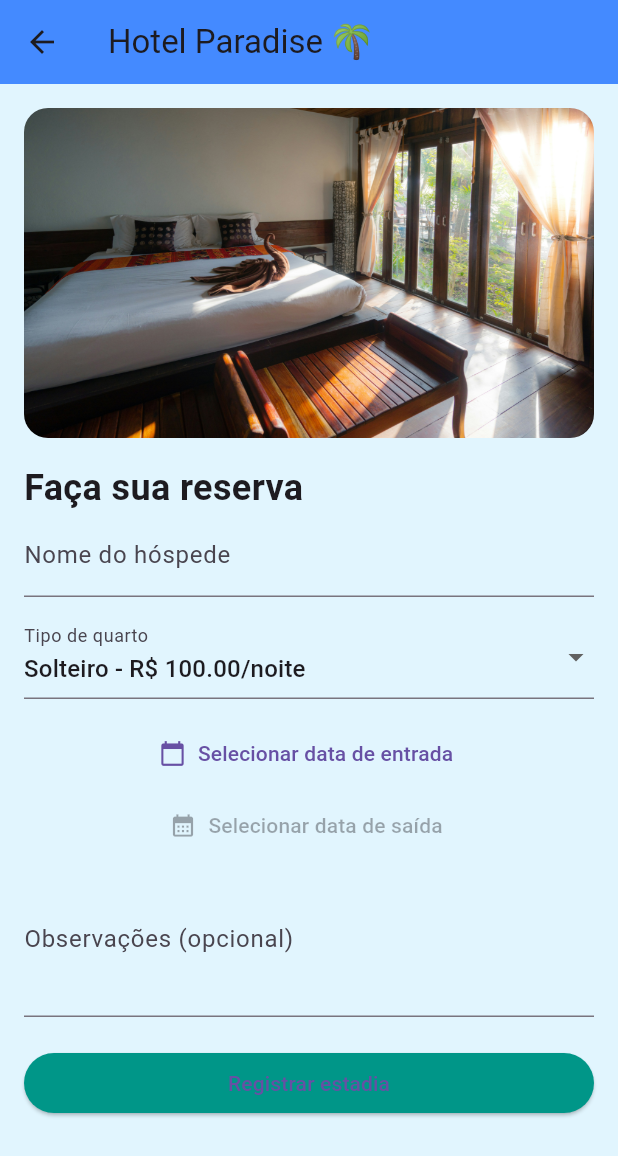
After one commit to CintiaAngelo/Exercicios-Flutter, a Flutter app: the screen it shows after launch, after a tap on "Hotel", on a phone screen of 412 x 824 dp. The commit adds this screen. Shown: the top 1156 px of the screen. Run offline on Flutter 3.47's test engine with Material 3 defaults, Android fonts, the phone set to English and light mode, and no system bars.

Commit message:
Criacao de novos exemplos

```diff
--- a/meu_app/lib/home_page.dart
+++ b/meu_app/lib/home_page.dart
@@ -1,8 +1,12 @@
 // home_page.dart
 import 'package:flutter/material.dart';
 import 'package:meu_app/carrinho.dart';
+import 'package:meu_app/hotel_page.dart';
 import 'contador.dart';
 import 'votacao.dart';
+import 'produto_comprado.dart';
+import 'animal_favorito.dart';
+import 'cliente_engajado.dart';
 
 class HomePage extends StatelessWidget {
   const HomePage({super.key});
@@ -12,6 +16,7 @@ class HomePage extends StatelessWidget {
     return Scaffold(
       appBar: AppBar(title: const Text('Exemplos Flutter')),
       body: Center(
+        child: SingleChildScrollView(
           child: Column(
             mainAxisAlignment: MainAxisAlignment.center,
             children: [
@@ -44,7 +49,48 @@ class HomePage extends StatelessWidget {
                   );
                 },
               ),
+              const SizedBox(height: 20),
+              ElevatedButton(
+                child: const Text('Produto Mais Comprado'),
+                onPressed: () {
+                  Navigator.push(
+                    context,
+                    MaterialPageRoute(builder: (context) => ProdutoComprasPage()),
+                  );
+                },
+              ),
+              const SizedBox(height: 20),
+              ElevatedButton(
+                child: const Text('Animal Favorito do Mês'),
+                onPressed: () {
+                  Navigator.push(
+                    context,
+                    MaterialPageRoute(builder: (context) => AnimalFavoritoPage()),
+                  );
+                },
+              ),
+              const SizedBox(height: 20),
+              ElevatedButton(
+                child: const Text('Cliente Mais Engajado'),
+                onPressed: () {
+                  Navigator.push(
+                    context,
+                    MaterialPageRoute(builder: (context) => ClientePage()),
+                  );
+                },
+              ),
+              const SizedBox(height: 20),
+              ElevatedButton(
+                child: const Text('Hotel'),
+                onPressed: () {
+                  Navigator.push(
+                    context,
+                    MaterialPageRoute(builder: (context) => const HotelPage()),
+                  );
+                },
+              ),
             ],
+          ),
         ),
       ),
     );
--- /dev/null
+++ b/meu_app/lib/hotel_page.dart
@@ -0,0 +1,187 @@
+import 'package:flutter/material.dart';
+
+class HotelPage extends StatefulWidget {
+  const HotelPage({super.key});
+
+  @override
+  State<HotelPage> createState() => _HotelPageState();
+}
+
+class _HotelPageState extends State<HotelPage> {
+  final TextEditingController _nomeController = TextEditingController();
+  final TextEditingController _obsController = TextEditingController();
+  String _tipoQuarto = 'Solteiro';
+  DateTime? _dataEntrada;
+  DateTime? _dataSaida;
+  bool _dadosRegistrados = false;
+  double _valorFinal = 0;
+  int _diarias = 0;
+
+  final Map<String, double> _valoresPorTipo = {
+    'Solteiro': 100.0,
+    'Casal': 150.0,
+    'Luxo': 250.0,
+  };
+
+  void _selecionarDataEntrada() async {
+    final dataEscolhida = await showDatePicker(
+      context: context,
+      initialDate: DateTime.now(),
+      firstDate: DateTime(2024),
+      lastDate: DateTime(2030),
+    );
+
+    if (dataEscolhida != null) {
+      setState(() {
+        _dataEntrada = dataEscolhida;
+        _dataSaida = null;
+      });
+    }
+  }
+
+  void _selecionarDataSaida() async {
+    final dataEscolhida = await showDatePicker(
+      context: context,
+      initialDate: _dataEntrada?.add(const Duration(days: 1)) ?? DateTime.now(),
+      firstDate: _dataEntrada?.add(const Duration(days: 1)) ?? DateTime.now(),
+      lastDate: DateTime(2030),
+    );
+
+    if (dataEscolhida != null) {
+      setState(() {
+        _dataSaida = dataEscolhida;
+      });
+    }
+  }
+
+  void _registrarEstadia() {
+    if (_nomeController.text.isNotEmpty &&
+        _dataEntrada != null &&
+        _dataSaida != null) {
+      _diarias = _dataSaida!.difference(_dataEntrada!).inDays;
+      final valorDiaria = _valoresPorTipo[_tipoQuarto]!;
+      _valorFinal = _diarias * valorDiaria;
+
+      setState(() {
+        _dadosRegistrados = true;
+      });
+    } else {
+      ScaffoldMessenger.of(context).showSnackBar(
+        const SnackBar(content: Text('Preencha todos os dados obrigatórios.')),
+      );
+    }
+  }
+
+  String _formatarData(DateTime? data) {
+    if (data == null) return '';
+    return '${data.day}/${data.month}/${data.year}';
+  }
+
+  @override
+  Widget build(BuildContext context) {
+    return Scaffold(
+      backgroundColor: Colors.lightBlue[50],
+      appBar: AppBar(
+        title: const Text('Hotel Paradise 🌴'),
+        backgroundColor: Colors.blueAccent,
+      ),
+      body: SingleChildScrollView(
+        padding: const EdgeInsets.all(16),
+        child: Column(
+          crossAxisAlignment: CrossAxisAlignment.stretch,
+          children: [
+            ClipRRect(
+              borderRadius: BorderRadius.circular(16),
+              child: Image.asset(
+                'images/photo-1582719478250-c89cae4dc85b.jpeg',
+                height: 220,
+                fit: BoxFit.cover,
+              ),
+            ),
+            const SizedBox(height: 16),
+            const Text(
+              'Faça sua reserva',
+              style: TextStyle(fontSize: 24, fontWeight: FontWeight.bold),
+            ),
+            TextField(
+              controller: _nomeController,
+              decoration: const InputDecoration(labelText: 'Nome do hóspede'),
+            ),
+            const SizedBox(height: 12),
+            DropdownButtonFormField<String>(
+              value: _tipoQuarto,
+              decoration: const InputDecoration(labelText: 'Tipo de quarto'),
+              items: _valoresPorTipo.entries
+                  .map((entry) => DropdownMenuItem(
+                        value: entry.key,
+                        child: Text('${entry.key} - R\$ ${entry.value.toStringAsFixed(2)}/noite'),
+                      ))
+                  .toList(),
+              onChanged: (value) {
+                setState(() {
+                  _tipoQuarto = value!;
+                });
+              },
+            ),
+            const SizedBox(height: 12),
+            TextButton.icon(
+              onPressed: _selecionarDataEntrada,
+              icon: const Icon(Icons.calendar_today),
+              label: Text(
+                _dataEntrada == null
+                    ? 'Selecionar data de entrada'
+                    : 'Entrada: ${_formatarData(_dataEntrada)}',
+              ),
+            ),
+            TextButton.icon(
+              onPressed: _dataEntrada == null ? null : _selecionarDataSaida,
+              icon: const Icon(Icons.calendar_month),
+              label: Text(
+                _dataSaida == null
+                    ? 'Selecionar data de saída'
+                    : 'Saída: ${_formatarData(_dataSaida)}',
+              ),
+            ),
+            TextField(
+              controller: _obsController,
+              decoration: const InputDecoration(labelText: 'Observações (opcional)'),
+              maxLines: 3,
+            ),
+            const SizedBox(height: 20),
+            ElevatedButton(
+              onPressed: _registrarEstadia,
+              style: ElevatedButton.styleFrom(backgroundColor: Colors.teal),
+              child: const Text('Registrar estadia'),
+            ),
+            const SizedBox(height: 20),
+            if (_dadosRegistrados)
+              Card(
+                color: Colors.white,
+                elevation: 4,
+                shape: RoundedRectangleBorder(borderRadius: BorderRadius.circular(12)),
+                child: Padding(
+                  padding: const EdgeInsets.all(16),
+                  child: Column(
+                    crossAxisAlignment: CrossAxisAlignment.start,
+                    children: [
+                      const Text('📝 Registro realizado:', style: TextStyle(fontWeight: FontWeight.bold)),
+                      Text('Nome: ${_nomeController.text}'),
+                      Text('Quarto: $_tipoQuarto'),
+                      if (_dataEntrada != null)
+                        Text('Entrada: ${_formatarData(_dataEntrada)}'),
+                      if (_dataSaida != null)
+                        Text('Saída: ${_formatarData(_dataSaida)}'),
+                      Text('Diárias: $_diarias'),
+                      Text('Valor final: R\$ ${_valorFinal.toStringAsFixed(2)}'),
+                      if (_obsController.text.isNotEmpty)
+                        Text('Observações: ${_obsController.text}'),
+                    ],
+                  ),
+                ),
+              ),
+          ],
+        ),
+      ),
+    );
+  }
+}
--- a/meu_app/pubspec.yaml
+++ b/meu_app/pubspec.yaml
@@ -58,8 +58,8 @@ flutter:
   uses-material-design: true
 
   # To add assets to your application, add an assets section, like this:
-  # assets:
-  #   - images/a_dot_burr.jpeg
+  assets:
+     - images/
   #   - images/a_dot_ham.jpeg
 
   # An image asset can refer to one or more resolution-specific "variants", see
```
Also changed, not shown: meu_app/lib/animal_favorito.dart (added, +56 -0 lines), meu_app/lib/carrinho.dart (+25 -13 lines), meu_app/lib/cliente_engajado.dart (added, +56 -0 lines), meu_app/lib/contador.dart (+9 -10 lines), meu_app/lib/produto_comprado.dart (added, +91 -0 lines), meu_app/lib/votacao.dart (+3 -4 lines), meu_app/images/photo-1582719478250-c89cae4dc85b.jpeg (added). Lines whose indentation alone changed are shown as unchanged.
